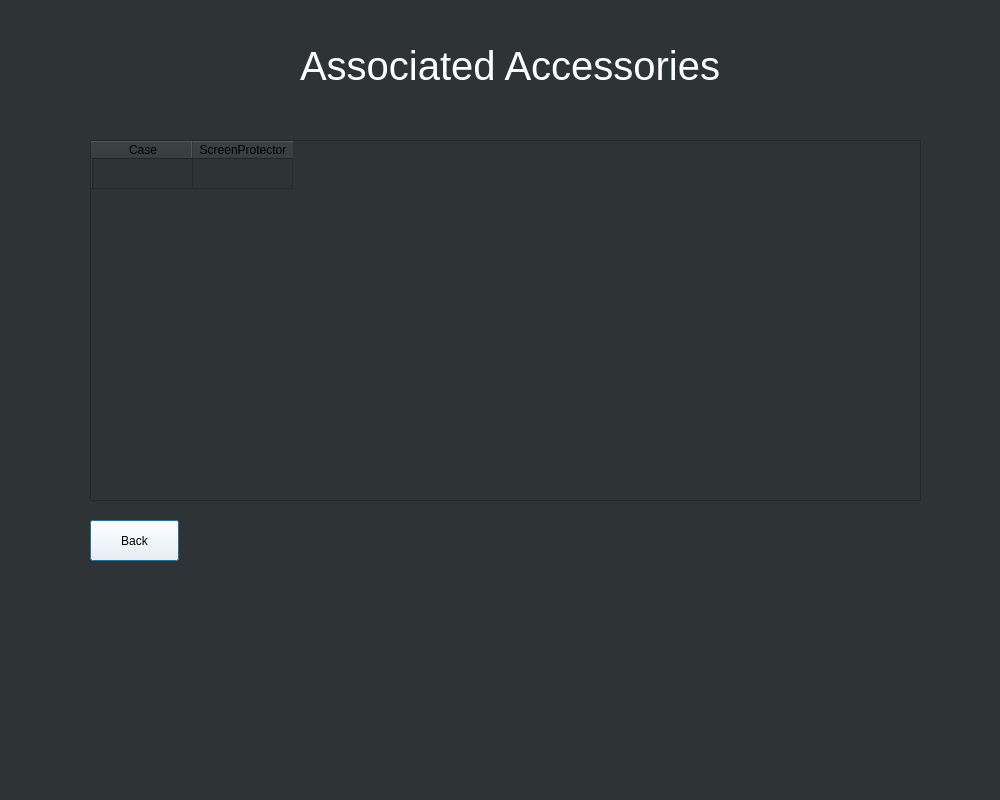
This is Accessories.ui in JohnCMeyer/PhoneFinder as Qt 5 draws it before an edit. The edited form follows.
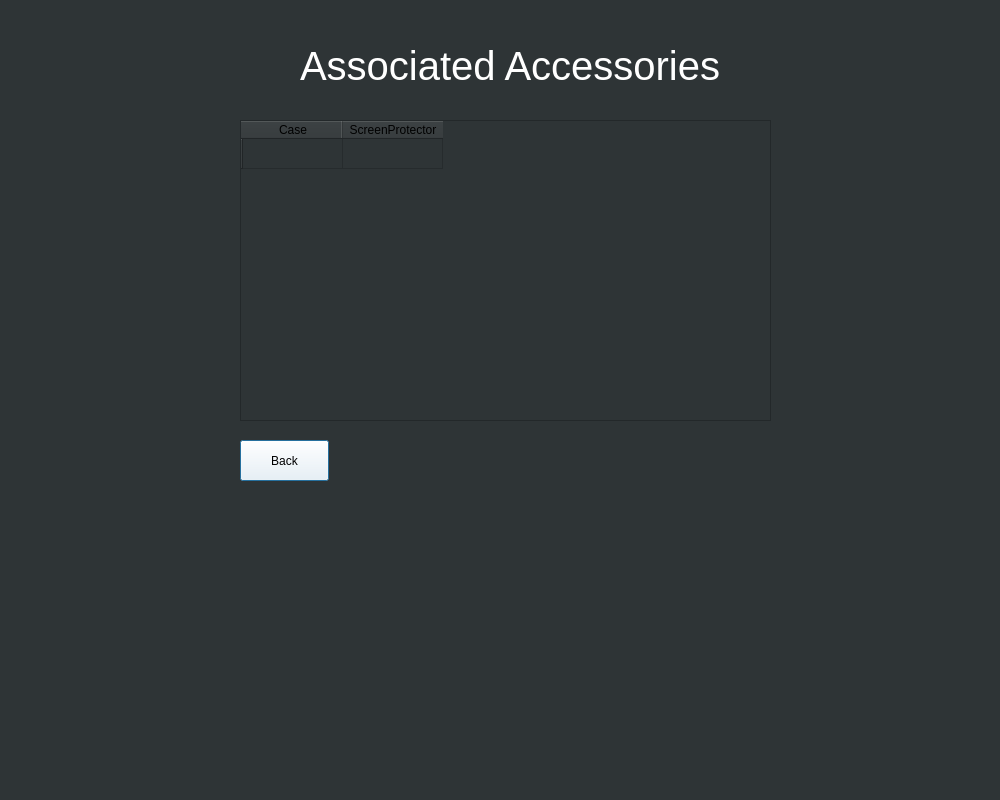
This is the edited form.

The edit to the form file:
```diff
--- a/Accessories.ui
+++ b/Accessories.ui
@@ -37,10 +37,10 @@
   <widget class="QTableWidget" name="accesstableWidget">
    <property name="geometry">
     <rect>
-     <x>90</x>
-     <y>140</y>
-     <width>831</width>
-     <height>361</height>
+     <x>240</x>
+     <y>120</y>
+     <width>531</width>
+     <height>301</height>
     </rect>
    </property>
    <row>
@@ -62,8 +62,8 @@
   <widget class="QPushButton" name="accessoriesBackButton">
    <property name="geometry">
     <rect>
-     <x>90</x>
-     <y>520</y>
+     <x>240</x>
+     <y>440</y>
      <width>89</width>
      <height>41</height>
     </rect>
```
